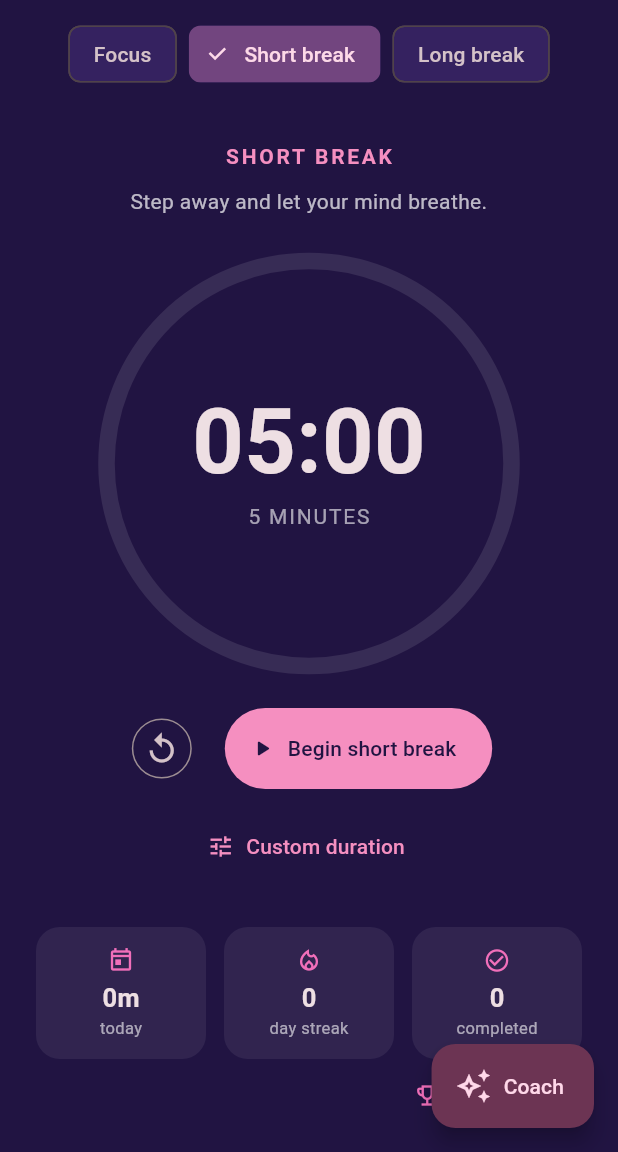
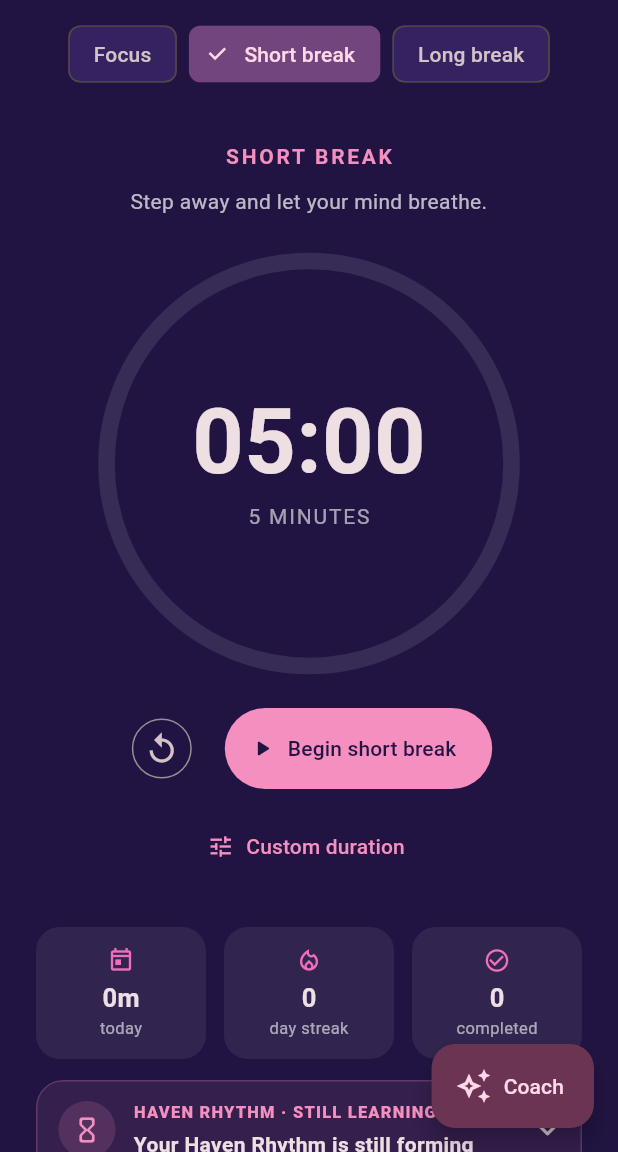
Before and after one commit to Tyree1233/FocusHaven, a Flutter app: the TimerScreen screen opened by its route, after a tap on "Short break", on a phone screen of 412 x 824 dp, the part 84-1236 px from its top. Run offline on Flutter 3.47's test engine with Material 3 defaults, Android fonts, the phone set to English and light mode, and no system bars; our stand-ins replace cloud_firestore, cloud_functions, firebase_auth, firebase_core, flutter_local_notifications, flutter_riverpod and 5 more; missing offline and left inert: firebase_app_check; accounts and stored records are empty; network calls fail.

Commit message:
Surface private Haven Rhythm insights

```diff
--- a/lib/screens/timer_screen.dart
+++ b/lib/screens/timer_screen.dart
@@ -29,6 +29,7 @@ import '../widgets/focus_profile_sheet.dart';
 import '../widgets/focus_session_reflection_card.dart';
 import '../widgets/guided_breathing_sheet.dart';
 import '../widgets/haven_plan_sheet.dart';
+import '../widgets/haven_rhythm_card.dart';
 import '../widgets/journal_entry_dialog.dart';
 import '../widgets/pro_sheet.dart';
 import '../widgets/reflection_journal_sheet.dart';
@@ -809,6 +810,7 @@ class TimerScreen extends riverpod.ConsumerWidget {
     final session = ref.watch(timerSessionStateProvider);
     final focusHistory = ref.watch(timerFocusHistoryProvider);
     final summary = ref.watch(timerSummaryStateProvider);
+    final havenRhythm = ref.watch(havenRhythmInsightProvider);
     final isSignedIn = ref.watch(authIsSignedInProvider);
     final queueRemaining = ref.watch(focusQueueRemainingCountProvider);
     final parkedThoughtState = ref.watch(parkedThoughtStateProvider);
@@ -1112,6 +1114,8 @@ class TimerScreen extends riverpod.ConsumerWidget {
                             ),
                           ],
                         ),
+                        const SizedBox(height: 14),
+                        HavenRhythmCard(insight: havenRhythm),
                         Align(
                           alignment: Alignment.centerRight,
                           child: TextButton.icon(
--- /dev/null
+++ b/lib/widgets/haven_rhythm_card.dart
@@ -0,0 +1,190 @@
+import 'package:flutter/material.dart';
+
+import '../models/haven_rhythm_insight.dart';
+
+/// A calm, expandable view of one ephemeral local Haven Rhythm insight.
+///
+/// The collapsed card shows only the current headline. Evidence and any pace
+/// suggestion remain behind an explicit tap, and the card never controls the
+/// timer or schedules work.
+class HavenRhythmCard extends StatefulWidget {
+  const HavenRhythmCard({super.key, required this.insight});
+
+  final HavenRhythmInsight insight;
+
+  @override
+  State<HavenRhythmCard> createState() => _HavenRhythmCardState();
+}
+
+class _HavenRhythmCardState extends State<HavenRhythmCard> {
+  bool _isExpanded = false;
+
+  @override
+  Widget build(BuildContext context) {
+    final insight = widget.insight;
+    final colorScheme = Theme.of(context).colorScheme;
+    final accent = insight.isLearning
+        ? colorScheme.secondary
+        : colorScheme.primary;
+    final borderRadius = BorderRadius.circular(18);
+
+    return Material(
+      key: const ValueKey('haven-rhythm-card'),
+      color: accent.withValues(alpha: 0.09),
+      shape: RoundedRectangleBorder(
+        borderRadius: borderRadius,
+        side: BorderSide(color: accent.withValues(alpha: 0.24)),
+      ),
+      clipBehavior: Clip.antiAlias,
+      child: Column(
+        crossAxisAlignment: CrossAxisAlignment.stretch,
+        children: [
+          InkWell(
+            key: const ValueKey('toggle-haven-rhythm'),
+            borderRadius: borderRadius,
+            onTap: () => setState(() => _isExpanded = !_isExpanded),
+            child: Padding(
+              padding: const EdgeInsets.fromLTRB(15, 13, 11, 13),
+              child: Row(
+                children: [
+                  DecoratedBox(
+                    decoration: BoxDecoration(
+                      color: accent.withValues(alpha: 0.16),
+                      shape: BoxShape.circle,
+                    ),
+                    child: Padding(
+                      padding: const EdgeInsets.all(9),
+                      child: Icon(_icon(insight.kind), color: accent, size: 20),
+                    ),
+                  ),
+                  const SizedBox(width: 12),
+                  Expanded(
+                    child: Column(
+                      crossAxisAlignment: CrossAxisAlignment.start,
+                      children: [
+                        Text(
+                          'HAVEN RHYTHM · ${_kindLabel(insight.kind).toUpperCase()}',
+                          style: TextStyle(
+                            color: accent,
+                            fontSize: 11,
+                            fontWeight: FontWeight.w800,
+                            letterSpacing: 0.8,
+                          ),
+                        ),
+                        const SizedBox(height: 4),
+                        Text(
+                          insight.headline,
+                          style: const TextStyle(fontWeight: FontWeight.w700),
+                        ),
+                      ],
+                    ),
+                  ),
+                  const SizedBox(width: 4),
+                  Icon(
+                    _isExpanded
+                        ? Icons.expand_less_rounded
+                        : Icons.expand_more_rounded,
+                    color: colorScheme.onSurfaceVariant,
+                  ),
+                ],
+              ),
+            ),
+          ),
+          if (_isExpanded) ...[
+            Divider(height: 1, color: accent.withValues(alpha: 0.20)),
+            Padding(
+              key: const ValueKey('haven-rhythm-details'),
+              padding: const EdgeInsets.fromLTRB(16, 14, 16, 15),
+              child: Column(
+                crossAxisAlignment: CrossAxisAlignment.stretch,
+                children: [
+                  Text(
+                    insight.detail,
+                    style: TextStyle(color: colorScheme.onSurfaceVariant),
+                  ),
+                  const SizedBox(height: 12),
+                  DecoratedBox(
+                    decoration: BoxDecoration(
+                      color: colorScheme.surface.withValues(alpha: 0.52),
+                      borderRadius: BorderRadius.circular(12),
+                    ),
+                    child: Padding(
+                      padding: const EdgeInsets.all(11),
+                      child: Row(
+                        crossAxisAlignment: CrossAxisAlignment.start,
+                        children: [
+                          Icon(Icons.search_rounded, color: accent, size: 18),
+                          const SizedBox(width: 8),
+                          Expanded(
+                            child: Text(
+                              insight.evidence,
+                              style: const TextStyle(fontSize: 12),
+                            ),
+                          ),
+                        ],
+                      ),
+                    ),
+                  ),
+                  if (insight.suggestedFocusMinutes != null) ...[
+                    const SizedBox(height: 12),
+                    Align(
+                      alignment: Alignment.centerLeft,
+                      child: Chip(
+                        avatar: const Icon(Icons.timer_outlined, size: 17),
+                        label: Text(
+                          'Possible pace · ${insight.suggestedFocusMinutes} min',
+                        ),
+                        backgroundColor: accent.withValues(alpha: 0.14),
+                        side: BorderSide.none,
+                      ),
+                    ),
+                  ],
+                  const SizedBox(height: 10),
+                  Row(
+                    children: [
+                      Icon(
+                        Icons.lock_outline_rounded,
+                        size: 14,
+                        color: colorScheme.onSurfaceVariant,
+                      ),
+                      const SizedBox(width: 5),
+                      Expanded(
+                        child: Text(
+                          'Built privately from text-free focus signals. No productivity score.',
+                          style: TextStyle(
+                            color: colorScheme.onSurfaceVariant,
+                            fontSize: 11,
+                          ),
+                        ),
+                      ),
+                    ],
+                  ),
+                ],
+              ),
+            ),
+          ],
+        ],
+      ),
+    );
+  }
+
+  static String _kindLabel(HavenRhythmKind kind) => switch (kind) {
+    HavenRhythmKind.learning => 'Still learning',
+    HavenRhythmKind.gentleReturn => 'Gentle return',
+    HavenRhythmKind.gentlerPace => 'Gentler pace',
+    HavenRhythmKind.sustainablePace => 'Sustainable pace',
+    HavenRhythmKind.roomToGrow => 'Room to grow',
+    HavenRhythmKind.variablePace => 'Flexible rhythm',
+    HavenRhythmKind.completionPattern => 'Pattern emerging',
+  };
+
+  static IconData _icon(HavenRhythmKind kind) => switch (kind) {
+    HavenRhythmKind.learning => Icons.hourglass_empty_rounded,
+    HavenRhythmKind.gentleReturn => Icons.replay_rounded,
+    HavenRhythmKind.gentlerPace => Icons.self_improvement_rounded,
+    HavenRhythmKind.sustainablePace => Icons.spa_outlined,
+    HavenRhythmKind.roomToGrow => Icons.north_east_rounded,
+    HavenRhythmKind.variablePace => Icons.tune_rounded,
+    HavenRhythmKind.completionPattern => Icons.insights_rounded,
+  };
+}
```
Also changed, not shown: 3 other files.
